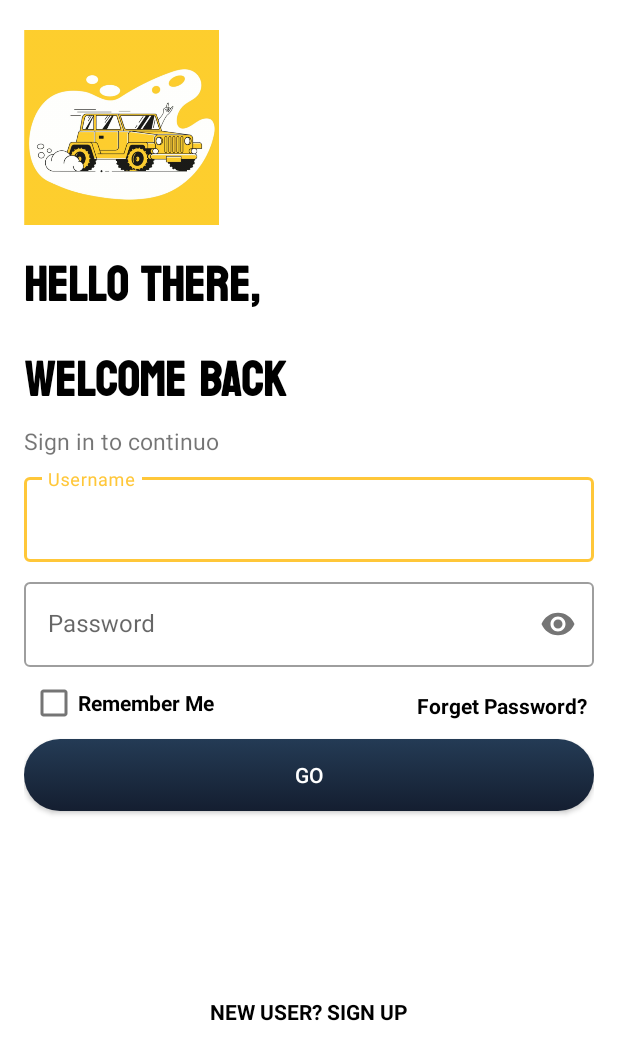
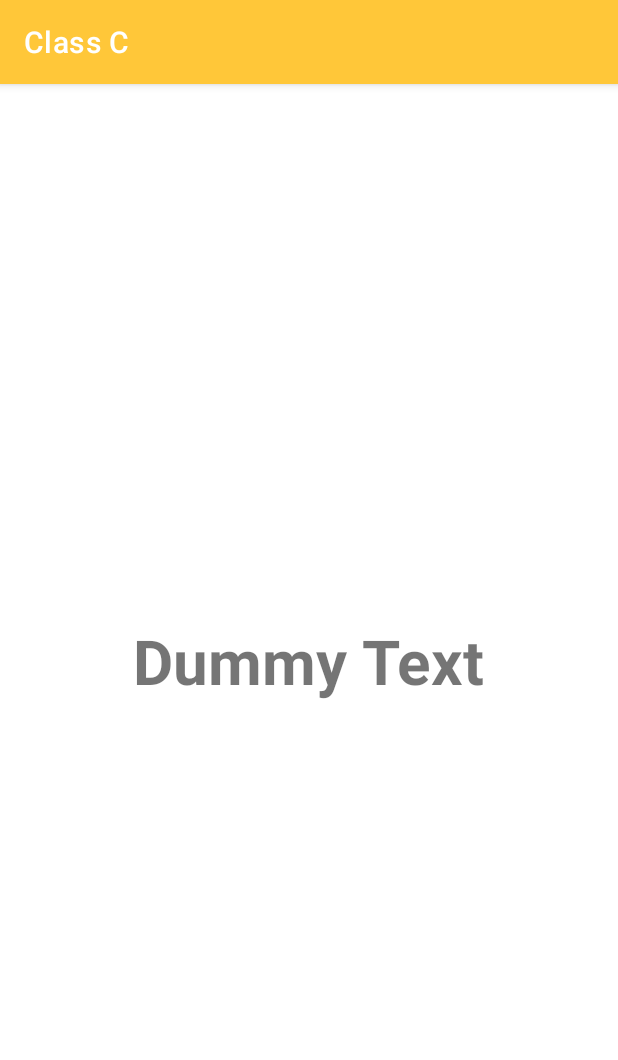
Before and after one commit to madahetooo/fullAndroidCourseClassC, an Android app: the screen it shows after launch (LoginActivity before the commit, CoroutineActivity after it), on a phone screen of 412 x 824 dp. Shown: the top 1060 px of the screen. Run offline under Robolectric (Android 15) with nearby library versions, the phone set to English and light mode, and no system bars; our stand-ins replace sdp/ssp sizes.

Commit message:
Adding Kotlin Coroutines

```diff
--- a/app/build.gradle
+++ b/app/build.gradle
@@ -39,13 +39,18 @@ android {
 dependencies {
 
     implementation 'androidx.core:core-ktx:1.8.0'
-    implementation 'androidx.appcompat:appcompat:1.4.1'
-    implementation 'com.google.android.material:material:1.6.0'
+    implementation 'androidx.appcompat:appcompat:1.4.2'
+    implementation 'com.google.android.material:material:1.6.1'
     implementation 'androidx.constraintlayout:constraintlayout:2.1.4'
 
     //SDP
     implementation 'com.intuit.sdp:sdp-android:1.0.6'
 
+    //Coroutines
+    implementation 'org.jetbrains.kotlinx:kotlinx-coroutines-play-services:1.6.0'
+    implementation 'org.jetbrains.kotlinx:kotlinx-coroutines-core:1.6.0'
+    implementation 'org.jetbrains.kotlinx:kotlinx-coroutines-android:1.6.0'
+
     testImplementation 'junit:junit:4.13.2'
     androidTestImplementation 'androidx.test.ext:junit:1.1.3'
     androidTestImplementation 'androidx.test.espresso:espresso-core:3.4.0'
--- a/app/src/main/AndroidManifest.xml
+++ b/app/src/main/AndroidManifest.xml
@@ -9,7 +9,9 @@
         android:roundIcon="@drawable/bullsrentlogo"
         android:supportsRtl="true"
         android:theme="@style/Theme.FullAndroidCourseClassC">
-
+        <activity
+            android:name=".coroutineapp.CoroutineActivity"
+            android:exported="false" />
         <activity
             android:name=".ui.HomeActivity"
             android:exported="false" />
--- a/app/src/main/java/com/apps/fullandroidcourseclassc/calculatorapp/CalculatorFragment.kt
+++ b/app/src/main/java/com/apps/fullandroidcourseclassc/calculatorapp/CalculatorFragment.kt
@@ -22,6 +22,7 @@ class CalculatorFragment : Fragment(R.layout.fragment_calculator) {
         binding.btnAddition.setOnClickListener {
 
             if (binding.etFirstNumber.text.isNotEmpty() && binding.etSecondNumber.text.isNotEmpty()){
+
                 val firstNumber = binding.etFirstNumber.text.toString().toInt()
                 val secondNumber = binding.etSecondNumber.text.toString().toInt()
                 val result = firstNumber + secondNumber
@@ -54,7 +55,7 @@ class CalculatorFragment : Fragment(R.layout.fragment_calculator) {
             binding.etFirstNumber.text.clear()
             binding.etSecondNumber.text.clear()
             binding.tvValueResult.setText("")
-            Toast.makeText(activity,"Value Reseted",Toast.LENGTH_SHORT).show()
+            Toast.makeText(activity,"Value Reseted",Toast.LENGTH_SHORT).show() // Show Toast
         }
         return view
 
--- /dev/null
+++ b/app/src/main/java/com/apps/fullandroidcourseclassc/coroutineapp/CoroutineActivity.kt
@@ -0,0 +1,30 @@
+package com.apps.fullandroidcourseclassc.coroutineapp
+
+import android.os.Bundle
+import android.util.Log
+import androidx.appcompat.app.AppCompatActivity
+import com.apps.fullandroidcourseclassc.databinding.ActivityCoroutineBinding
+import kotlinx.coroutines.*
+
+class CoroutineActivity : AppCompatActivity() {
+    val TAG = "CoroutineActivity"
+    lateinit var binding: ActivityCoroutineBinding
+    override fun onCreate(savedInstanceState: Bundle?) {
+        super.onCreate(savedInstanceState)
+        binding = ActivityCoroutineBinding.inflate(layoutInflater)
+        val view = binding.root
+        setContentView(view)
+
+        val job1 = GlobalScope.launch(Dispatchers.IO) {
+            repeat(6) {
+                Log.d(TAG, "Coroutine is Working")
+                delay(1000L)
+            }
+        }
+        runBlocking {
+            delay(3000L)
+            job1.cancel()
+            Log.d(TAG, "Main is Working Now")
+        }
+    }
+}
--- a/app/src/main/java/com/apps/fullandroidcourseclassc/ui/SplashScreen.kt
+++ b/app/src/main/java/com/apps/fullandroidcourseclassc/ui/SplashScreen.kt
@@ -6,6 +6,7 @@ import android.os.Bundle
 import android.os.Handler
 import android.widget.Toast
 import com.apps.fullandroidcourseclassc.authsystem.LoginActivity
+import com.apps.fullandroidcourseclassc.coroutineapp.CoroutineActivity
 import com.apps.fullandroidcourseclassc.databinding.ActivitySplashScreenBinding
 
 @Suppress("DEPRECATION")
@@ -18,7 +19,7 @@ class SplashScreen : AppCompatActivity() {
         supportActionBar?.hide()
 
         Handler().postDelayed({
-           val intent = Intent(this, LoginActivity::class.java)
+           val intent = Intent(this, CoroutineActivity::class.java)
            startActivity(intent)
 
             finish()
--- /dev/null
+++ b/app/src/main/res/layout/activity_coroutine.xml
@@ -0,0 +1,22 @@
+<?xml version="1.0" encoding="utf-8"?>
+<androidx.constraintlayout.widget.ConstraintLayout xmlns:android="http://schemas.android.com/apk/res/android"
+    xmlns:app="http://schemas.android.com/apk/res-auto"
+    xmlns:tools="http://schemas.android.com/tools"
+    android:layout_width="match_parent"
+    android:layout_height="match_parent"
+    tools:context=".coroutineapp.CoroutineActivity">
+
+
+    <TextView
+        android:id="@+id/tvCoroutineText"
+        android:layout_width="wrap_content"
+        android:layout_height="wrap_content"
+        android:text="@string/dummy_text"
+        android:textSize="@dimen/_32sdp"
+        android:textStyle="bold"
+        app:layout_constraintBottom_toBottomOf="parent"
+        app:layout_constraintEnd_toEndOf="parent"
+        app:layout_constraintHorizontal_bias="0.5"
+        app:layout_constraintStart_toStartOf="parent"
+        app:layout_constraintTop_toTopOf="parent" />
+</androidx.constraintlayout.widget.ConstraintLayout>
--- a/app/src/main/res/values/strings.xml
+++ b/app/src/main/res/values/strings.xml
@@ -58,4 +58,5 @@
     <string name="division">/</string>
     <string name="dummy_result">Dummy Result</string>
     <string name="reset_values">Reset Values</string>
+    <string name="dummy_text">Dummy Text</string>
 </resources>
```
